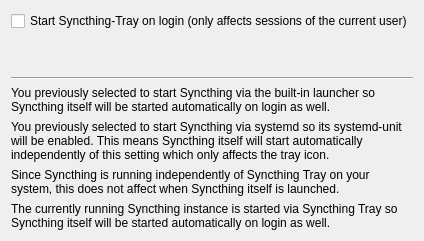
First picture: the form in widgets/settings/autostartwizardpage.ui, repository Martchus/syncthingtray, before the edit.
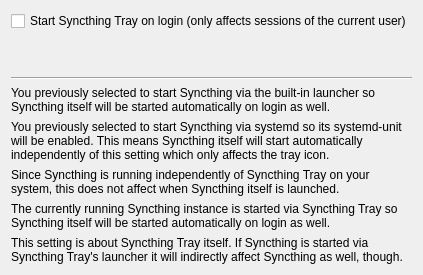
Second picture: the form after the edit. Icons and pictures are not drawn.

Commit message: Allow to keep connection/launcher config as-is in wizard

```diff
--- a/widgets/settings/autostartwizardpage.ui
+++ b/widgets/settings/autostartwizardpage.ui
@@ -13,7 +13,7 @@
    <item>
     <widget class="QCheckBox" name="enableAutostartCheckBox">
      <property name="text">
-      <string>Start Syncthing-Tray on login (only affects sessions of the current user)</string>
+      <string>Start Syncthing Tray on login (only affects sessions of the current user)</string>
      </property>
     </widget>
    </item>
@@ -77,6 +77,16 @@
      </property>
     </widget>
    </item>
+   <item>
+    <widget class="QLabel" name="generalLabel">
+     <property name="text">
+      <string>This setting is about Syncthing Tray itself. If Syncthing is started via Syncthing Tray's launcher it will indirectly affect Syncthing as well, though.</string>
+     </property>
+     <property name="wordWrap">
+      <bool>true</bool>
+     </property>
+    </widget>
+   </item>
   </layout>
  </widget>
  <resources>
```
The commit also changes 3 other files.
